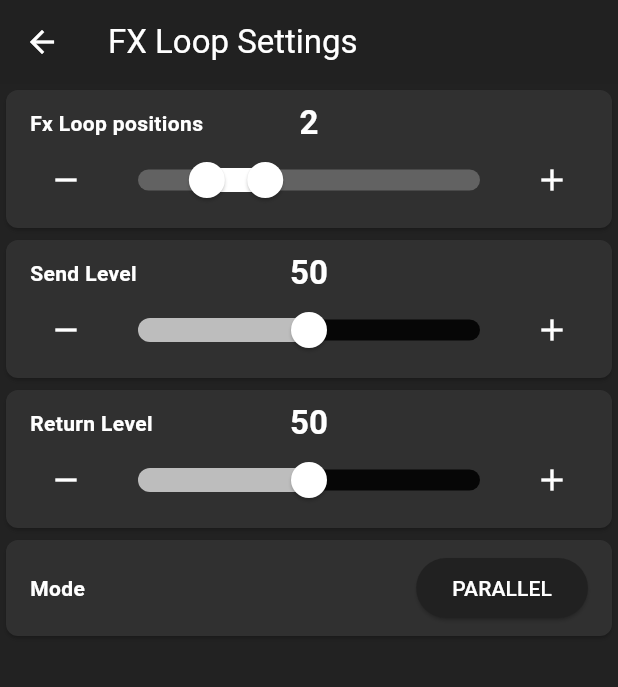
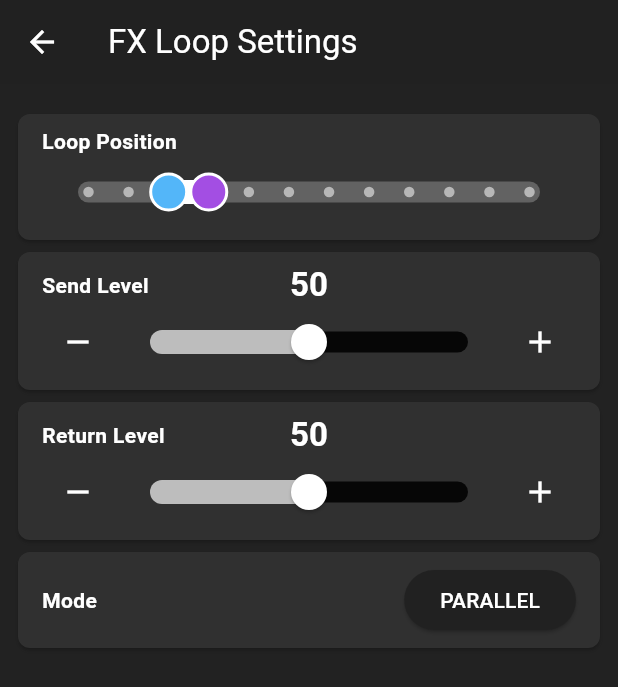
Before and after one commit to dax99993/GP-Editor, a Flutter app: the screen it shows after launch, after a tap on "Go to FxLoop settings", on a phone screen of 412 x 824 dp. Shown: the top 687 px of the screen. Run offline on Flutter 3.47's test engine with Material 3 defaults, Android fonts, the phone set to English and light mode, and no system bars; our stand-ins replace flutter_riverpod, freezed_annotation, riverpod_annotation; missing offline and left inert: dashed_border, flutter_reorderable_grid_view; generated files the repository leaves out were written again.

Commit message:
Freezed FxLoop ; Added providers to FxLoop and General settings ; Created FxLoopPosition widget.

```diff
--- a/lib/models/patch/fxloop.dart
+++ b/lib/models/patch/fxloop.dart
@@ -1,3 +1,7 @@
+import 'package:freezed_annotation/freezed_annotation.dart';
+
+part 'fxloop.freezed.dart';
+
 enum FXLoopMode {
   parallel(0),
   series(1);
@@ -6,18 +10,13 @@ enum FXLoopMode {
   const FXLoopMode(this.code);
 }
 
-class FXLoop {
-  final double sendLevel; //in range 0-100
-  final double returnLevel; //in range 0-100
-  final int sendPosition; // in-range 0-10
-  final int returnPosition; // in range 0-10 & <= sendPosition
-  final FXLoopMode mode;
-
-  FXLoop({
-    required this.sendLevel,
-    required this.returnLevel,
-    required this.sendPosition,
-    required this.returnPosition,
-    required this.mode,
-  });
+@freezed
+abstract class FXLoop with _$FXLoop {
+  const factory FXLoop({
+    required double sendLevel, //in range 0-100
+    required double returnLevel, //in range 0-100
+    required int sendPosition, // in-range 0-10
+    required int returnPosition, // in range 0-10 & <= sendPosition
+    required FXLoopMode mode,
+  }) = _FXLoop;
 }
--- a/lib/screens/edit/gp200_screen.dart
+++ b/lib/screens/edit/gp200_screen.dart
@@ -4,9 +4,7 @@ import 'package:flutter/material.dart';
 import 'package:gp_editor/screens/drums_screen.dart';
 import 'package:gp_editor/screens/edit/patch_edit_screen.dart';
 import 'package:gp_editor/screens/global_settings_screen.dart';
-import 'package:gp_editor/screens/home_screen.dart';
 import 'package:gp_editor/screens/manage_screen.dart';
-import 'package:gp_editor/screens/edit/patches_screen.dart';
 
 class GP200Screen extends StatefulWidget {
   const GP200Screen({super.key});
--- a/lib/screens/settings/exp_settings_screen.dart
+++ b/lib/screens/settings/exp_settings_screen.dart
@@ -116,7 +116,7 @@ class ExpSettings extends ConsumerWidget {
 
     return Column(
       children: [
-        Text('${exp.id} ${exp.paramId}'),
+        // Text('${exp.id} ${exp.paramId}'),
         InputComboxWidget(
           key: ValueKey('EXP${exp.id}-Param${exp.paramId}'),
           value: exp.module,
--- a/lib/screens/settings/fxloop_settings_screen.dart
+++ b/lib/screens/settings/fxloop_settings_screen.dart
@@ -3,8 +3,9 @@ import 'package:flutter_riverpod/flutter_riverpod.dart';
 import 'package:gp_editor/models/patch/fxloop.dart';
 import 'package:gp_editor/providers/patch_provider.dart';
 import 'package:gp_editor/widgets/input/input_combox_widget.dart';
-import 'package:gp_editor/widgets/input/input_range_slider_widget.dart';
 import 'package:gp_editor/widgets/input/input_slider_widget.dart';
+import 'package:gp_editor/widgets/patch/fxloop_position_widget.dart';
+import 'package:gp_editor/widgets/rounded_card_widget.dart';
 
 class FxloopSettingsScreen extends ConsumerWidget {
   const FxloopSettingsScreen({super.key});
@@ -12,26 +13,35 @@ class FxloopSettingsScreen extends ConsumerWidget {
   @override
   Widget build(BuildContext context, WidgetRef ref) {
     final fxloopSettings = ref.watch(patchProvider.select((p) => p.fxLoop));
-    final sendPosition = fxloopSettings.sendPosition;
-    final returnPosition = fxloopSettings.returnPosition;
-    // TODO: Should i keep this variables being double? although they should be integer?
     final sendLevel = fxloopSettings.sendLevel;
     final returnLevel = fxloopSettings.returnLevel;
     final mode = fxloopSettings.mode;
 
+    print('FXLoop $fxloopSettings');
+
     return Scaffold(
       appBar: AppBar(title: Text('FX Loop Settings')),
-      body: Column(
+      body: Padding(
+        padding: const EdgeInsets.symmetric(horizontal: 8.0, vertical: 16),
+        child: Column(
           children: [
-          // TODO: Update Range slider to accept range on input values
-          InputRangeSliderWidget(
-            // value: sendPosition.toDouble(),
-            value: 2,
-            min: 0,
-            max: 11,
-            step: 1,
-            label: 'Fx Loop positions',
-            onChanged: (val) {},
+            RoundedCardWidget(
+              horizontalPadding: 16,
+              verticalPadding: 8,
+              child: Column(
+                mainAxisAlignment: MainAxisAlignment.start,
+                crossAxisAlignment: CrossAxisAlignment.start,
+                children: [
+                  Text(
+                    'Loop Position',
+                    style: Theme.of(context).textTheme.bodyMedium!.copyWith(
+                      color: Colors.white,
+                      fontWeight: FontWeight.bold,
+                    ),
+                  ),
+                  FxloopPositionWidget(),
+                ],
+              ),
             ),
             InputSliderWidget(
               value: sendLevel,
@@ -39,7 +49,9 @@ class FxloopSettingsScreen extends ConsumerWidget {
               max: 100,
               step: 1,
               label: 'Send Level',
-            onChanged: (val) {},
+              onChanged: (val) {
+                ref.read(patchProvider.notifier).setFxLoopSendLevel(val);
+              },
             ),
             InputSliderWidget(
               value: returnLevel,
@@ -47,15 +59,20 @@ class FxloopSettingsScreen extends ConsumerWidget {
               max: 100,
               step: 1,
               label: 'Return Level',
-            onChanged: (val) {},
+              onChanged: (val) {
+                ref.read(patchProvider.notifier).setFxLoopReturnLevel(val);
+              },
             ),
             InputComboxWidget(
               value: mode,
               entries: FXLoopMode.values.asNameMap(),
               label: 'Mode',
-            onChanged: (val) {},
+              onChanged: (val) {
+                ref.read(patchProvider.notifier).setFxLoopMode(val);
+              },
             ),
           ],
+        ),
       ),
     );
   }
--- a/lib/theme.dart
+++ b/lib/theme.dart
@@ -52,6 +52,9 @@ class ThemeColors {
   Color get segmentedButtonForegroundSelected => onPrimary;
   Color get segmentedButtonForegroundHovered => onPrimary;
   Color get segmentedButtonForegroundUnselected => primary;
+
+  Color get fxInputColor => Color.fromARGB(255, 83, 182, 249);
+  Color get fxOutputColor => Color.fromARGB(255, 163, 78, 227);
 }
 
 final themeColors = ThemeColors();
--- a/lib/widgets/input/input_range_slider_widget.dart
+++ /dev/null
@@ -1,180 +0,0 @@
-import 'dart:ui';
-
-import 'package:flutter/material.dart';
-import 'package:gp_editor/widgets/rounded_card_widget.dart';
-
-class InputRangeSliderWidget extends StatefulWidget {
-  const InputRangeSliderWidget({
-    super.key,
-    required this.value,
-    required this.min,
-    required this.max,
-    required this.step,
-    required this.label,
-    required this.onChanged,
-    this.unit,
-  });
-
-  final double value;
-  final double min;
-  final double max;
-  final double step;
-  final String label;
-  final Function(double value) onChanged;
-  final String? unit;
-
-  @override
-  State<InputRangeSliderWidget> createState() => _InputRangeSliderWidgetState();
-}
-
-class _InputRangeSliderWidgetState extends State<InputRangeSliderWidget> {
-  late double _sliderValue;
-  RangeValues _currentRange = RangeValues(2, 4);
-
-  // final _textController = TextEditingController();
-
-  @override
-  void initState() {
-    super.initState();
-    setState(() {
-      _sliderValue = widget.value; // add check for value betwenn min and max
-      // _textController.value = TextEditingValue(text: _sliderValue.toString());
-    });
-
-    // _textController.addListener(() {
-    //   setState(() {
-    //     // Parse text to double; handle potential parsing errors in production
-    //     if (validateInput(_textController.text)) {
-    //       _sliderValue = double.tryParse(_textController.text)!;
-    //     }
-    //   });
-    // });
-  }
-
-  String get sliderValueToString {
-    final numDecimals = widget.step != 1.0 ? 2 : 0;
-    final suffix = widget.unit == null ? '' : ' ${widget.unit}';
-
-    return _sliderValue.toStringAsFixed(numDecimals) + suffix;
-  }
-
-  bool validateInput(String value) {
-    return double.tryParse(value) != null &&
-        double.tryParse(value)! >= widget.min &&
-        double.tryParse(value)! <= widget.max;
-  }
-
-  // void _onChangedTextInput(String value) {
-  //   // Validate
-  //   if (validateInput(_textController.text)) {
-  //     _sliderValue = double.tryParse(_textController.text)!;
-  //   }
-  // }
-
-  void _onChangedSlider(double value) {
-    setState(() {
-      _sliderValue = value;
-
-      // _textController.value = TextEditingValue(
-      //   text: value.toString(), // Maybe set fixed decimals
-      //   selection: TextSelection.fromPosition(
-      //     TextPosition(offset: value.toString().length),
-      //   ),
-      // );
-
-      widget.onChanged(_sliderValue);
-    });
-  }
-
-  void _onDecrement() {
-    setState(() {
-      var value = _sliderValue - widget.step;
-      _sliderValue = clampDouble(value, widget.min, widget.max);
-    });
-  }
-
-  void _onIncrement() {
-    setState(() {
-      var value = _sliderValue + widget.step;
-      _sliderValue = clampDouble(value, widget.min, widget.max);
-    });
-  }
-
-  @override
-  Widget build(BuildContext context) {
-    final divisions = ((widget.max - widget.min) / widget.step).toInt();
-
-    return RoundedCardWidget(
-      horizontalPadding: 16,
-      verticalPadding: 8,
-      child: Column(
-        children: [
-          Stack(
-            alignment: AlignmentGeometry.centerLeft,
-            children: [
-              // SizedBox(
-              //   width: 70,
-              //   child: TextField(
-              //     // decoration: InputDecoration(labelText: 'Param Name'),
-              //     keyboardType: TextInputType.numberWithOptions(decimal: true),
-              //     controller: _textController,
-              //     onChanged: _onChangedTextInput,
-              //   ),
-              // ),
-              Center(
-                child: Text(
-                  sliderValueToString,
-                  textAlign: TextAlign.center,
-                  style: Theme.of(context).textTheme.titleLarge!.copyWith(
-                    color: Colors.white,
-                    fontWeight: FontWeight.bold,
-                  ),
-                ),
-              ),
-              Text(
-                widget.label,
-                style: Theme.of(context).textTheme.bodyMedium!.copyWith(
-                  color: Colors.white,
-                  fontWeight: FontWeight.bold,
-                ),
-              ),
-            ],
-          ),
-          Row(
-            mainAxisAlignment: MainAxisAlignment.start,
-            crossAxisAlignment: CrossAxisAlignment.end,
-            children: [
-              IconButton(onPressed: _onDecrement, icon: Icon(Icons.remove)),
-              Expanded(
-                child: SliderTheme(
-                  data: SliderThemeData(
-                    trackHeight: 14,
-                    rangeThumbShape: RoundRangeSliderThumbShape(
-                      enabledThumbRadius: 12,
-                    ),
-                  ),
-                  child: RangeSlider(
-                    values: _currentRange,
-                    min: widget.min,
-                    max: widget.max,
-                    divisions: divisions,
-                    labels: RangeLabels(
-                      _currentRange.start.round().toString(),
-                      _currentRange.end.round().toString(),
-                    ),
-                    onChanged: (RangeValues newValues) {
-                      setState(() {
-                        _currentRange = newValues;
-                      });
-                    },
-                  ),
-                ),
-              ),
-              IconButton(onPressed: _onIncrement, icon: Icon(Icons.add)),
-            ],
-          ),
-        ],
-      ),
-    );
-  }
-}
--- /dev/null
+++ b/lib/widgets/patch/fxloop_position_widget.dart
@@ -0,0 +1,136 @@
+import 'package:flutter/material.dart';
+import 'package:flutter_riverpod/flutter_riverpod.dart';
+import 'package:gp_editor/models/effect/effect.dart';
+import 'package:gp_editor/providers/patch_provider.dart';
+import 'package:gp_editor/theme.dart';
+
+class FxloopPositionWidget extends ConsumerWidget {
+  const FxloopPositionWidget({super.key, this.showLabels = true});
+
+  final bool showLabels;
+
+  String mapValue(List<EffectType> chain, double value) {
+    int i = value.round();
+    if (i == 11) {
+      return 'END';
+    } else {
+      return chain[i].name.toUpperCase();
+    }
+  }
+
+  @override
+  Widget build(BuildContext context, WidgetRef ref) {
+    final sendPosition = ref.watch(
+      patchProvider.select((p) => p.fxLoop.sendPosition),
+    );
+    final returnPosition = ref.watch(
+      patchProvider.select((p) => p.fxLoop.returnPosition),
+    );
+    final chainOrder = ref.watch(
+      patchProvider.select((p) => p.effectsChainOrder),
+    );
+
+    final values = RangeValues(
+      sendPosition.toDouble(),
+      returnPosition.toDouble(),
+    );
+
+    return SliderTheme(
+      data: const SliderThemeData(
+        rangeThumbShape: CircleThumbShape(thumbRadius: 12),
+        trackHeight: 14,
+        showValueIndicator: ShowValueIndicator.onDrag,
+        valueIndicatorStrokeColor: Colors.black,
+        valueIndicatorColor: Colors.white,
+        valueIndicatorTextStyle: TextStyle(
+          fontSize: 14,
+          color: Colors.black,
+          fontWeight: FontWeight.bold,
+        ),
+      ),
+      child: RangeSlider(
+        values: values,
+        min: 0,
+        max: 11,
+        divisions: 11, // Enables discrete steps and tick marks
+        labels: showLabels
+            ? RangeLabels(
+                mapValue(chainOrder, values.start),
+                mapValue(chainOrder, values.end),
+              )
+            : null,
+        onChanged: (RangeValues newValues) {
+          ref
+              .read(patchProvider.notifier)
+              .setFxLoopPosition(
+                newValues.start.round(),
+                newValues.end.round(),
+              );
+        },
+      ),
+    );
+  }
+}
+
+class CircleThumbShape extends RangeSliderThumbShape {
+  const CircleThumbShape({this.thumbRadius = 10.0});
+
+  final double thumbRadius;
+
+  @override
+  Size getPreferredSize(bool isEnabled, bool isDiscrete) {
+    return Size.fromRadius(thumbRadius);
+  }
+
+  @override
+  void paint(
+    PaintingContext context,
+    Offset center, {
+    required Animation<double> activationAnimation,
+    required Animation<double> enableAnimation,
+    required SliderThemeData sliderTheme,
+    bool? isDiscrete,
+    bool? isEnabled,
+    bool? isOnTop,
+    TextDirection? textDirection,
+    Thumb? thumb,
+    bool? isPressed,
+  }) {
+    final Canvas canvas = context.canvas;
+
+    final Paint fillPaint = Paint()
+      ..color = thumb == Thumb.start
+          ? themeColors.fxInputColor
+          : themeColors.fxOutputColor
+      ..style = PaintingStyle.fill;
+
+    final Paint borderPaint = Paint()
+      ..color = sliderTheme.activeTrackColor ?? Colors.white
+      ..strokeWidth = 2
+      ..style = PaintingStyle.stroke;
+
+    canvas
+      ..drawCircle(center, thumbRadius, fillPaint)
+      ..drawCircle(center, thumbRadius, borderPaint);
+
+    // final textStyle = TextStyle(
+    //   color: sliderTheme.valueIndicatorColor ?? Colors.white,
+    //   fontSize: thumbRadius * 1.0,
+    //   fontWeight: FontWeight.bold,
+    // );
+    // final textSpan = TextSpan(text: 'O', style: textStyle);
+    // final TextPainter textPainter = TextPainter(
+    //   text: textSpan,
+    //   textAlign: TextAlign.center,
+    //   textDirection: textDirection,
+    // );
+    // textPainter.layout();
+
+    // final textOffset = Offset(
+    //   center.dx - textPainter.width / 2,
+    //   center.dy - textPainter.height / 2,
+    // );
+
+    // textPainter.paint(canvas, textOffset);
+  }
+}
```
Also changed, not shown: lib/providers/patch_provider.dart (+35 -1 lines), lib/screens/edit/patch_edit_screen.dart (+20 -1 lines), lib/screens/settings/general_settings_screen.dart (+15 -4 lines), lib/screens/settings/patch_settings_screen.dart (+16 -10 lines), lib/models/patch/fxloop.freezed.dart (added), lib/models/patch/patch.freezed.dart, lib/providers/patch_provider.g.dart, 1 other file. Lines whose indentation alone changed are shown as unchanged.
